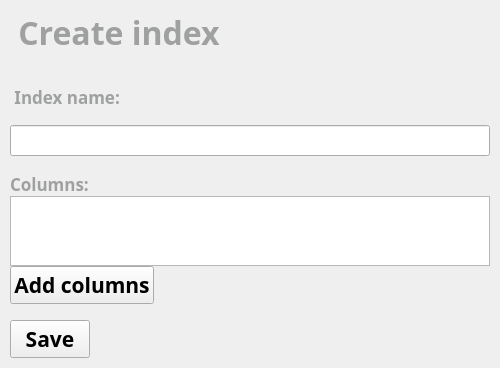
The window that NBAdmin/CreateIndexTab.ui (gitnitrosbase/QtAdmin) describes before a commit, drawn with Qt 5.
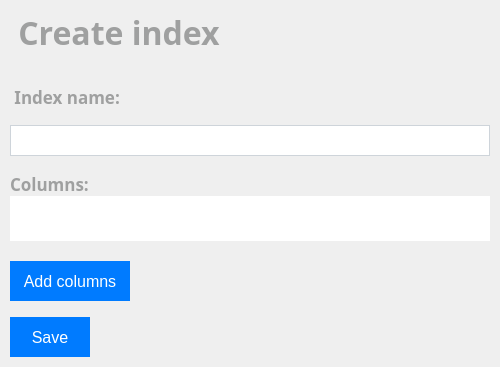
The same window after the commit. Icons and pictures are not drawn.

The edit to the form file:
```diff
--- a/NBAdmin/CreateIndexTab.ui
+++ b/NBAdmin/CreateIndexTab.ui
@@ -14,6 +14,7 @@
    <font>
     <family>Segoe UI Semibold</family>
     <pointsize>13</pointsize>
+    <weight>75</weight>
     <bold>true</bold>
    </font>
   </property>
@@ -40,24 +41,157 @@
     <number>0</number>
    </property>
    <item row="7" column="0">
-    <widget class="QTableWidget" name="tableWidget"/>
-   </item>
-   <item row="6" column="0">
-    <widget class="QLabel" name="label_3">
-     <property name="sizePolicy">
-      <sizepolicy hsizetype="Preferred" vsizetype="Fixed">
-       <horstretch>0</horstretch>
-       <verstretch>0</verstretch>
-      </sizepolicy>
-     </property>
+    <widget class="QTableWidget" name="tableWidget">
      <property name="styleSheet">
-      <string notr="true">color: #9fa0a0;</string>
-     </property>
-     <property name="text">
-      <string>Columns:</string>
+      <string notr="true">QComboBox {
+	font: 10pt &quot;Segoe UI&quot;;
+    color: #555;
+	border: 0px solid #ced4da;
+	/*padding: 0 10px 0 10px;*/
+}
+
+QComboBox::drop-down 
+{
+    border: 0px;
+}
+
+QComboBox::down-arrow {
+	image: url(:/images/arrow.svg);
+	width: 10px;
+	height: 10px;
+}
+
+QComboBox::on {
+	border: 4px solid #c2dbfe;
+}
+
+QComboBox QListView {
+	font-size: 12px;
+	border: 1px solid rgba(0,0,0,10%);
+	padding: 5px;	
+	background-color: #fff;
+	outline: 0px;
+}
+
+QComboBox QListView::item {
+	font: 10pt &quot;Segoe UI&quot;;
+	padding-left: 10px;
+	background-color: #fff;
+	
+}
+
+QComboBox QListView::item {	
+	background-color: #1e90ff;
+}
+
+QComboBox QListView::item::selectd {
+	background-color: #1e90ff;
+}
+
+#tableWidget {
+	color: #555;
+	font: 10pt &quot;Segoe UI&quot;;
+	border: 0px
+}
+
+#tableWidget::item 
+{
+	background-color: rgb(255, 255, 255);
+}
+
+QPushButton {	
+	background-color: rgb(255, 255, 255);
+	margin-left: 40%;
+	max-width: 15px;
+	image: url(:/images/icons8-close.svg);
+	background-color: transparent;
+	border: 0 px;
+}
+
+QPushButton::hover {
+	image: url(:/images/icons8-selected-close.svg);
+}
+#tableWidget QHeaderView {
+	border: 0px solid #ced4da;
+}
+
+QHeaderView::section {
+	 border: 1px solid #ced4da;
+	 border-left: 0px;
+}
+
+/*
+QTableCornerButton::section {
+	 border: 0px solid #ced4da;
+}
+*/
+QScrollBar:vertical {
+	width: 6px;
+    background: #fff;
+}
+QScrollBar::handle:vertical {
+    background: #ececec;
+}
+
+QScrollBar:horizontal {
+	height: 6px;
+    background: #fff;
+}
+QScrollBar::handle:horizontal {
+	/*max-height: 6px;*/
+    background: #ececec;
+}</string>
      </property>
     </widget>
    </item>
+   <item row="5" column="0">
+    <spacer name="verticalSpacer_3">
+     <property name="orientation">
+      <enum>Qt::Vertical</enum>
+     </property>
+     <property name="sizeType">
+      <enum>QSizePolicy::Fixed</enum>
+     </property>
+     <property name="sizeHint" stdset="0">
+      <size>
+       <width>20</width>
+       <height>16</height>
+      </size>
+     </property>
+    </spacer>
+   </item>
+   <item row="1" column="0">
+    <spacer name="verticalSpacer">
+     <property name="orientation">
+      <enum>Qt::Vertical</enum>
+     </property>
+     <property name="sizeType">
+      <enum>QSizePolicy::Fixed</enum>
+     </property>
+     <property name="sizeHint" stdset="0">
+      <size>
+       <width>20</width>
+       <height>30</height>
+      </size>
+     </property>
+    </spacer>
+   </item>
+   <item row="3" column="0">
+    <spacer name="verticalSpacer_2">
+     <property name="orientation">
+      <enum>Qt::Vertical</enum>
+     </property>
+     <property name="sizeType">
+      <enum>QSizePolicy::Fixed</enum>
+     </property>
+     <property name="sizeHint" stdset="0">
+      <size>
+       <width>20</width>
+       <height>16</height>
+      </size>
+     </property>
+    </spacer>
+   </item>
    <item row="0" column="0">
     <widget class="QLabel" name="label">
      <property name="sizePolicy">
@@ -70,6 +204,7 @@
       <font>
        <family>Segoe UI Semibold</family>
        <pointsize>24</pointsize>
+       <weight>75</weight>
        <bold>true</bold>
       </font>
      </property>
@@ -81,7 +216,7 @@
      </property>
     </widget>
    </item>
-   <item row="10" column="0">
+   <item row="11" column="0">
     <widget class="QPushButton" name="pushButton">
      <property name="sizePolicy">
       <sizepolicy hsizetype="Fixed" vsizetype="Fixed">
@@ -89,35 +224,43 @@
        <verstretch>0</verstretch>
       </sizepolicy>
      </property>
+     <property name="minimumSize">
+      <size>
+       <width>120</width>
+       <height>40</height>
+      </size>
+     </property>
+     <property name="maximumSize">
+      <size>
+       <width>120</width>
+       <height>40</height>
+      </size>
+     </property>
      <property name="font">
       <font>
-       <family>Segoe UI Semibold</family>
-       <pointsize>16</pointsize>
-       <bold>true</bold>
+       <family>Segoe UI</family>
+       <pointsize>12</pointsize>
+       <weight>50</weight>
+       <bold>false</bold>
       </font>
      </property>
+     <property name="styleSheet">
+      <string notr="true">QPushButton {
+    color: #fff;
+	background-color: #007bff;
+	border: 1px solid #007bff;
+}
+QPushButton:hover {
+	background-color: #0069d9;
+    border-color: #0062cc;
+}</string>
+     </property>
      <property name="text">
       <string>Add columns</string>
      </property>
     </widget>
    </item>
-   <item row="3" column="0">
-    <spacer name="verticalSpacer_2">
-     <property name="orientation">
-      <enum>Qt::Vertical</enum>
-     </property>
-     <property name="sizeType">
-      <enum>QSizePolicy::Fixed</enum>
-     </property>
-     <property name="sizeHint" stdset="0">
-      <size>
-       <width>20</width>
-       <height>16</height>
-      </size>
-     </property>
-    </spacer>
-   </item>
-   <item row="12" column="0">
+   <item row="13" column="0">
     <widget class="QPushButton" name="pushButton_2">
      <property name="sizePolicy">
       <sizepolicy hsizetype="Fixed" vsizetype="Fixed">
@@ -125,49 +268,54 @@
        <verstretch>0</verstretch>
       </sizepolicy>
      </property>
+     <property name="minimumSize">
+      <size>
+       <width>80</width>
+       <height>40</height>
+      </size>
+     </property>
      <property name="font">
       <font>
-       <family>Segoe UI Semibold</family>
-       <pointsize>16</pointsize>
-       <bold>true</bold>
+       <family>Segoe UI</family>
+       <pointsize>12</pointsize>
+       <weight>50</weight>
+       <bold>false</bold>
       </font>
      </property>
+     <property name="styleSheet">
+      <string notr="true">QPushButton {
+    color: #fff;
+	background-color: #007bff;
+	border: 1px solid #007bff;
+}
+QPushButton:hover {
+	background-color: #0069d9;
+    border-color: #0062cc;
+}</string>
+     </property>
      <property name="text">
       <string>Save</string>
      </property>
     </widget>
    </item>
-   <item row="11" column="0">
-    <spacer name="verticalSpacer_6">
-     <property name="orientation">
-      <enum>Qt::Vertical</enum>
-     </property>
-     <property name="sizeType">
-      <enum>QSizePolicy::Fixed</enum>
-     </property>
-     <property name="sizeHint" stdset="0">
+   <item row="4" column="0">
+    <widget class="QLineEdit" name="lineEdit">
+     <property name="minimumSize">
       <size>
-       <width>20</width>
-       <height>16</height>
+       <width>0</width>
+       <height>31</height>
       </size>
      </property>
-    </spacer>
-   </item>
-   <item row="5" column="0">
-    <spacer name="verticalSpacer_3">
-     <property name="orientation">
-      <enum>Qt::Vertical</enum>
+     <property name="styleSheet">
+      <string notr="true">#lineEdit {
+	border: 1px solid #ced4da;
+}
+
+#lineEdit::focus {
+	border: 4px solid #c2dbfe;
+}</string>
      </property>
-     <property name="sizeType">
-      <enum>QSizePolicy::Fixed</enum>
-     </property>
-     <property name="sizeHint" stdset="0">
-      <size>
-       <width>20</width>
-       <height>16</height>
-      </size>
-     </property>
-    </spacer>
+    </widget>
    </item>
    <item row="8" column="0">
     <widget class="QFrame" name="horizontalFrame">
@@ -203,18 +351,24 @@
      </property>
     </widget>
    </item>
-   <item row="4" column="0">
-    <widget class="QLineEdit" name="lineEdit">
-     <property name="minimumSize">
-      <size>
-       <width>0</width>
-       <height>31</height>
-      </size>
+   <item row="6" column="0">
+    <widget class="QLabel" name="label_3">
+     <property name="sizePolicy">
+      <sizepolicy hsizetype="Preferred" vsizetype="Fixed">
+       <horstretch>0</horstretch>
+       <verstretch>0</verstretch>
+      </sizepolicy>
+     </property>
+     <property name="styleSheet">
+      <string notr="true">color: #9fa0a0;</string>
+     </property>
+     <property name="text">
+      <string>Columns:</string>
      </property>
     </widget>
    </item>
-   <item row="1" column="0">
-    <spacer name="verticalSpacer">
+   <item row="12" column="0">
+    <spacer name="verticalSpacer_6">
      <property name="orientation">
       <enum>Qt::Vertical</enum>
      </property>
@@ -224,7 +378,23 @@
      <property name="sizeHint" stdset="0">
       <size>
        <width>20</width>
-       <height>30</height>
+       <height>16</height>
+      </size>
+     </property>
+    </spacer>
+   </item>
+   <item row="10" column="0">
+    <spacer name="verticalSpacer_4">
+     <property name="orientation">
+      <enum>Qt::Vertical</enum>
+     </property>
+     <property name="sizeType">
+      <enum>QSizePolicy::Fixed</enum>
+     </property>
+     <property name="sizeHint" stdset="0">
+      <size>
+       <width>20</width>
+       <height>20</height>
       </size>
      </property>
     </spacer>
```
